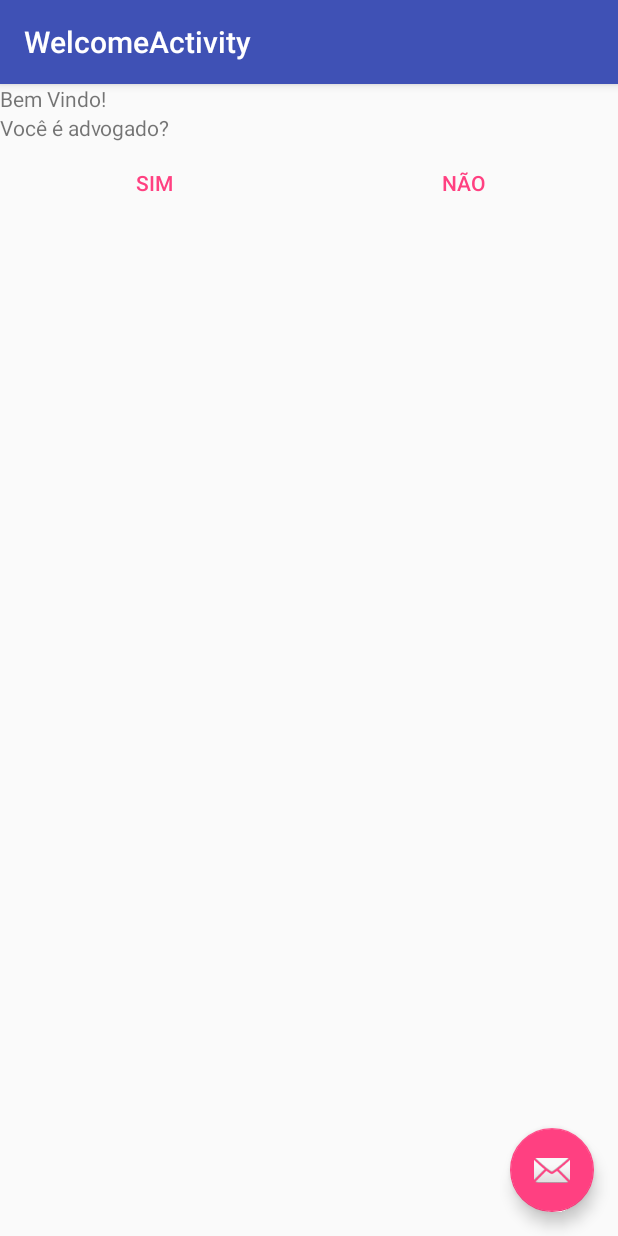
After one commit to marceloMiotto/Capstone-Project-App, an Android app: the WelcomeActivity screen opened directly, with no data from a screen before it, on a phone screen of 412 x 824 dp. The commit adds this screen. Run offline under Robolectric (Android 15) with nearby library versions, the phone set to English and light mode, and no system bars.

Commit message:
feat: Added Welcome Page
This page will define if the user is a Lawyer or a Client

```diff
--- a/app/build.gradle
+++ b/app/build.gradle
@@ -41,4 +41,5 @@ dependencies {
 
 
 
+
 apply plugin: 'com.google.gms.google-services'
--- a/app/src/main/AndroidManifest.xml
+++ b/app/src/main/AndroidManifest.xml
@@ -12,7 +12,7 @@
         android:supportsRtl="true"
         android:theme="@style/AppTheme">
         <activity
-            android:name="udacitynano.com.br.cafelegal.MainActivity"
+            android:name=".MainActivity"
             android:label="@string/app_name"
             android:theme="@style/AppTheme.NoActionBar">
             <intent-filter>
@@ -22,17 +22,21 @@
             </intent-filter>
         </activity>
         <activity
-            android:name="udacitynano.com.br.cafelegal.LoginActivity"
+            android:name=".LoginActivity"
             android:label="@string/title_activity_sign_in" />
         <activity
-            android:name="udacitynano.com.br.cafelegal.AdvogadoDetailsActivity"
+            android:name=".AdvogadoDetailsActivity"
             android:label="@string/title_activity_advogado_details"
-            android:parentActivityName="udacitynano.com.br.cafelegal.MainActivity"
+            android:parentActivityName=".MainActivity"
             android:theme="@style/AppTheme.NoActionBar">
             <meta-data
                 android:name="android.support.PARENT_ACTIVITY"
                 android:value="udacitynano.com.br.cafelegal.MainActivity" />
         </activity>
+        <activity
+            android:name=".WelcomeActivity"
+            android:label="@string/title_activity_welcome"
+            android:theme="@style/AppTheme.NoActionBar"></activity>
     </application>
 
 </manifest>
--- a/app/src/main/java/udacitynano/com/br/cafelegal/LoginActivity.java
+++ b/app/src/main/java/udacitynano/com/br/cafelegal/LoginActivity.java
@@ -3,11 +3,14 @@ package udacitynano.com.br.cafelegal;
 import android.animation.Animator;
 import android.animation.AnimatorListenerAdapter;
 import android.annotation.TargetApi;
+import android.app.Activity;
+import android.content.Intent;
 import android.net.Uri;
 import android.os.AsyncTask;
 import android.os.Build;
 import android.os.Bundle;
 import android.support.annotation.NonNull;
+import android.support.v4.app.AppLaunchChecker;
 import android.support.v7.app.AppCompatActivity;
 import android.text.TextUtils;
 import android.util.Log;
@@ -24,6 +27,7 @@ import com.google.android.gms.tasks.Task;
 import com.google.firebase.auth.AuthResult;
 import com.google.firebase.auth.FirebaseAuth;
 import com.google.firebase.auth.FirebaseUser;
+import com.google.firebase.auth.GetTokenResult;
 
 
 public class LoginActivity extends AppCompatActivity implements View.OnClickListener  {
@@ -307,11 +311,41 @@ public class LoginActivity extends AppCompatActivity implements View.OnClickList
 
                     // The user's ID, unique to the Firebase project. Do NOT use this value to
                     // authenticate with your backend server, if you have one. Use
-                    // FirebaseUser.getToken() instead.
+                    FirebaseUser mUser = FirebaseAuth.getInstance().getCurrentUser();
+                    mUser.getToken(true)
+                            .addOnCompleteListener(new OnCompleteListener<GetTokenResult>() {
+                                public void onComplete(@NonNull Task<GetTokenResult> task) {
+                                    if (task.isSuccessful()) {
+                                        String idToken = task.getResult().getToken();
+                                        Log.e("Debug4","User token "+idToken);
+                                        // Send token to your backend via HTTPS
+                                        // ...
+                                    } else {
+                                        String error = task.getException().getMessage();
+                                        Log.e("Debug",error);
+                                    }
+                                }
+                            });
                     String uid = user.getUid();
                     Log.e("Debug4","User id "+uid);
                 }
-                //test finish();
+
+                Intent intent;
+                if( AppLaunchChecker.hasStartedFromLauncher(getApplicationContext()) ){
+
+                    intent = new Intent(getApplicationContext(), MainActivity.class);
+
+                }else{
+
+                    intent = new Intent(getApplicationContext(), MainActivity.class);
+
+                }
+
+                AppLaunchChecker.onActivityCreate((Activity) getApplicationContext());
+
+                startActivity(intent);
+                finish();
+
             } else {
                 mPasswordView.setError(getString(R.string.error_incorrect_password));
                 mPasswordView.requestFocus();
--- /dev/null
+++ b/app/src/main/java/udacitynano/com/br/cafelegal/WelcomeActivity.java
@@ -0,0 +1,19 @@
+package udacitynano.com.br.cafelegal;
+
+import android.os.Bundle;
+import android.support.v7.app.AppCompatActivity;
+import android.support.v7.widget.Toolbar;
+
+public class WelcomeActivity extends AppCompatActivity {
+
+    @Override
+    protected void onCreate(Bundle savedInstanceState) {
+        super.onCreate(savedInstanceState);
+        setContentView(R.layout.activity_welcome);
+        Toolbar toolbar = (Toolbar) findViewById(R.id.toolbar);
+        setSupportActionBar(toolbar);
+
+
+    }
+
+}
--- a/app/src/main/res/layout/activity_login.xml
+++ b/app/src/main/res/layout/activity_login.xml
@@ -85,8 +85,8 @@
                 android:id="@+id/buttonChangeScreen"
                 android:layout_gravity="center_horizontal"
                 android:layout_marginTop="@dimen/login_button_space"
-                android:background="@drawable/button_border"
                 android:onClick="onClick"
+                style="?android:attr/buttonBarButtonStyle"
                 />
 
         </LinearLayout>
--- /dev/null
+++ b/app/src/main/res/layout/activity_welcome.xml
@@ -0,0 +1,33 @@
+<?xml version="1.0" encoding="utf-8"?>
+<android.support.design.widget.CoordinatorLayout xmlns:android="http://schemas.android.com/apk/res/android"
+    xmlns:app="http://schemas.android.com/apk/res-auto"
+    xmlns:tools="http://schemas.android.com/tools"
+    android:layout_width="match_parent"
+    android:layout_height="match_parent"
+    tools:context="udacitynano.com.br.cafelegal.WelcomeActivity">
+
+    <android.support.design.widget.AppBarLayout
+        android:layout_width="match_parent"
+        android:layout_height="wrap_content"
+        android:theme="@style/AppTheme.AppBarOverlay">
+
+        <android.support.v7.widget.Toolbar
+            android:id="@+id/toolbar"
+            android:layout_width="match_parent"
+            android:layout_height="?attr/actionBarSize"
+            android:background="?attr/colorPrimary"
+            app:popupTheme="@style/AppTheme.PopupOverlay" />
+
+    </android.support.design.widget.AppBarLayout>
+
+    <include layout="@layout/content_welcome" />
+
+    <android.support.design.widget.FloatingActionButton
+        android:id="@+id/fab"
+        android:layout_width="wrap_content"
+        android:layout_height="wrap_content"
+        android:layout_gravity="bottom|end"
+        android:layout_margin="@dimen/fab_margin"
+        app:srcCompat="@android:drawable/ic_dialog_email" />
+
+</android.support.design.widget.CoordinatorLayout>
--- /dev/null
+++ b/app/src/main/res/layout/content_welcome.xml
@@ -0,0 +1,70 @@
+<?xml version="1.0" encoding="utf-8"?>
+<LinearLayout xmlns:android="http://schemas.android.com/apk/res/android"
+    xmlns:app="http://schemas.android.com/apk/res-auto"
+    xmlns:tools="http://schemas.android.com/tools"
+    android:layout_width="match_parent"
+    android:layout_height="match_parent"
+    android:orientation="vertical"
+    app:layout_behavior="@string/appbar_scrolling_view_behavior"
+    tools:context="udacitynano.com.br.cafelegal.WelcomeActivity"
+    tools:showIn="@layout/activity_welcome">
+
+
+    <TextView
+        android:layout_width="match_parent"
+        android:layout_height="wrap_content"
+        android:text="@string/welcome_text"
+        tools:text="@string/welcome_text" />
+
+    <TextView
+        android:layout_width="match_parent"
+        android:layout_height="wrap_content"
+        android:text="@string/welcome_question"
+        tools:text="@string/welcome_question" />
+
+    <LinearLayout
+        android:layout_width="match_parent"
+        android:layout_height="wrap_content">
+
+        <Button
+            android:id="@+id/welcome_button_sou_advogado"
+            style="?android:attr/buttonBarButtonStyle"
+            android:layout_width="match_parent"
+            android:layout_height="match_parent"
+            android:layout_weight="1"
+            android:onClick="onClick"
+            android:text="@string/welcome_button_yes" />
+
+        <Button
+            android:id="@+id/welcome_button_sou_cliente"
+            style="?android:attr/buttonBarButtonStyle"
+            android:layout_width="match_parent"
+            android:layout_height="match_parent"
+            android:layout_weight="1"
+            android:onClick="onClick"
+            android:text="@string/welcome_button_no" />
+
+
+    </LinearLayout>
+
+
+    <TextView
+        android:id="@+id/welcome_aviso_advogado_textview"
+        android:layout_width="match_parent"
+        android:layout_height="wrap_content"
+        android:text="@string/welcome_question"
+        android:visibility="gone"
+        tools:text="@string/welcome_advogado_aviso"
+        tools:visibility="visible" />
+
+    <Button
+        android:id="@+id/welcome_button_concordo"
+        style="?android:attr/buttonBarButtonStyle"
+        android:layout_width="match_parent"
+        android:layout_height="wrap_content"
+        android:onClick="onClick"
+        android:text="@string/welcome_button_concordo"
+        android:visibility="gone"
+        tools:visibility="visible" />
+
+</LinearLayout>
--- a/app/src/main/res/values/str.xml
+++ b/app/src/main/res/values/str.xml
@@ -60,4 +60,18 @@
     <string name="prompt_perfil_especialista_dois_edit_text">Especialidade</string>
 
 
+    <!-- String Welcome Activity -->
+    <string name="title_activity_welcome">WelcomeActivity</string>
+    <string name="welcome_text">Bem Vindo! </string>
+    <string name="welcome_question">Você é advogado?</string>
+    <string name="welcome_button_yes">Sim</string>
+    <string name="welcome_button_no">Não</string>
+    <string name="welcome_advogado_aviso">Por favor, preencha o cadastro do perfil. Após este cadastro você estará disponível na lista de busca dos usuários</string>
+    <string name="welcome_button_concordo">Ok, Entendi!</string>
+
+
+
+
+
+
 </resources>
```
Also changed, not shown: app/src/main/res/drawable-hdpi/ic_work_black_24dp.png (added), app/src/main/res/drawable-mdpi/ic_work_black_24dp.png (added), app/src/main/res/drawable-xhdpi/ic_work_black_24dp.png (added), app/src/main/res/drawable-xxhdpi/ic_work_black_24dp.png (added), app/src/main/res/drawable-xxxhdpi/ic_work_black_24dp.png (added).
